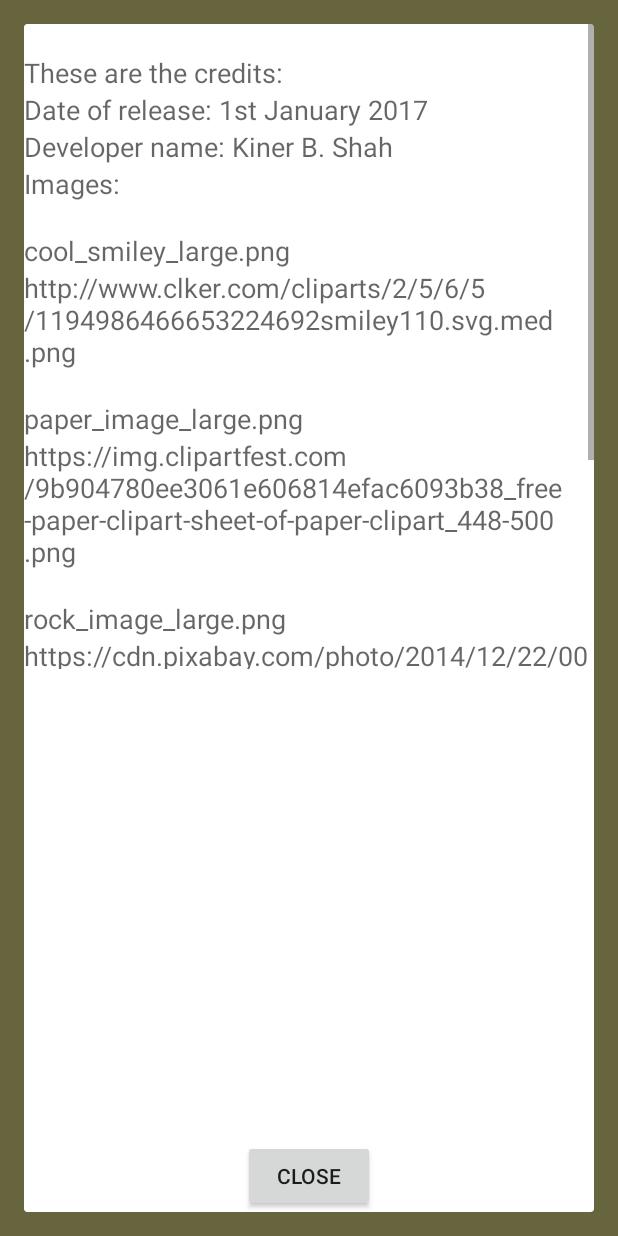
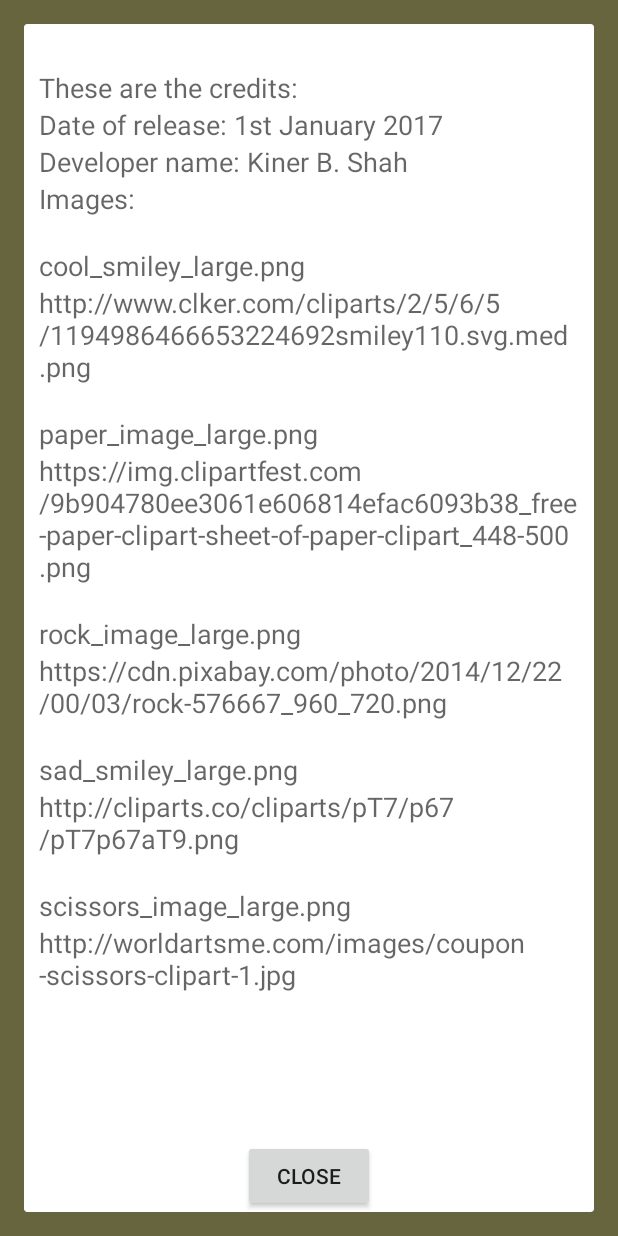
Before and after one commit to kiner-shah/RockPaperScissors, an Android app: the screen it shows after launch (MainActivity), after a tap on "CREDITS", on a phone screen of 412 x 824 dp. Run offline under Robolectric (Android 15) with nearby library versions, the phone set to English and light mode, and no system bars.

Commit message:
Fix UI layout, notify permissions, dependencies upgrade

```diff
--- a/app/build.gradle
+++ b/app/build.gradle
@@ -1,11 +1,11 @@
 apply plugin: 'com.android.application'
 
 android {
-    compileSdkVersion 28
+    compileSdkVersion 33
 
     defaultConfig {
         applicationId "com.example.user.rockpaperscissors"
-        minSdkVersion 26
+        minSdkVersion 24
         targetSdkVersion 33
         versionCode 1
         versionName "1.0"
@@ -20,8 +20,7 @@ android {
 }
 
 dependencies {
-//    compile fileTree(dir: 'libs', include: ['*.jar'])
     implementation 'com.android.support:multidex:1.0.3'
-    implementation 'com.android.support:appcompat-v7:28.0.0'
-    implementation 'com.google.android.gms:play-services:9.2.1'
+    implementation 'androidx.appcompat:appcompat:1.6.1'
+    implementation 'com.google.android.gms:play-services:12.0.1'
 }
--- a/app/src/main/AndroidManifest.xml
+++ b/app/src/main/AndroidManifest.xml
@@ -2,6 +2,7 @@
 <manifest xmlns:android="http://schemas.android.com/apk/res/android"
     package="com.example.user.rockpaperscissors">
 
+    <uses-permission android:name="android.permission.POST_NOTIFICATIONS" />
     <application
         android:allowBackup="true"
         android:icon="@mipmap/game_logo_large"
--- a/app/src/main/res/layout/activity_stats.xml
+++ b/app/src/main/res/layout/activity_stats.xml
@@ -1,6 +1,8 @@
 <?xml version="1.0" encoding="utf-8"?>
 <RelativeLayout xmlns:android="http://schemas.android.com/apk/res/android"
-    android:layout_width="match_parent" android:layout_height="match_parent">
+    android:layout_width="match_parent"
+    android:layout_height="match_parent"
+    android:padding="5dp">
 
     <TextView
         android:layout_width="wrap_content"
--- a/app/src/main/res/layout/credits.xml
+++ b/app/src/main/res/layout/credits.xml
@@ -5,142 +5,155 @@
     android:layout_width="match_parent"
     android:layout_height="match_parent">
     <ScrollView
-    android:layout_width="wrap_content"
-    android:layout_height="430dp" android:id="@+id/scrollView1">
+        android:id="@+id/scrollView1"
+        android:layout_width="wrap_content"
+        android:layout_height="wrap_content"
+        android:layout_above="@+id/credits_close"
+        android:layout_alignParentTop="true">
+
         <RelativeLayout
             android:layout_width="wrap_content"
-            android:layout_height="wrap_content">
+            android:layout_height="wrap_content"
+            android:padding="10dp">
+
             <TextView
                 android:id="@+id/textview_for_credits"
                 android:layout_width="wrap_content"
                 android:layout_height="wrap_content"
-                android:textAppearance="?android:attr/textAppearanceMedium"
+                android:layout_marginTop="20dp"
                 android:text="These are the credits:"
-                android:layout_marginTop="20dp" />
+                android:textAppearance="?android:attr/textAppearanceMedium" />
+
             <TextView
                 android:id="@+id/credits_dateline"
                 android:layout_width="wrap_content"
                 android:layout_height="wrap_content"
-                android:textAppearance="?android:attr/textAppearanceMedium"
+                android:layout_below="@id/textview_for_credits"
                 android:text="Date of release: 1st January 2017"
-                android:layout_below="@id/textview_for_credits"/>
+                android:textAppearance="?android:attr/textAppearanceMedium" />
+
             <TextView
                 android:id="@+id/developer_name"
                 android:layout_width="wrap_content"
                 android:layout_height="wrap_content"
-                android:textAppearance="?android:attr/textAppearanceMedium"
+                android:layout_below="@id/credits_dateline"
                 android:text="Developer name: Kiner B. Shah"
-                android:layout_below="@id/credits_dateline"/>
+                android:textAppearance="?android:attr/textAppearanceMedium" />
 
             <TextView
+                android:id="@+id/textView2"
                 android:layout_width="wrap_content"
                 android:layout_height="wrap_content"
-                android:textAppearance="?android:attr/textAppearanceMedium"
+                android:layout_below="@+id/developer_name"
+                android:layout_alignParentStart="true"
+                android:layout_alignParentLeft="true"
                 android:text="Images:"
-                android:id="@+id/textView2"
-                android:layout_below="@+id/developer_name"
-                android:layout_alignParentLeft="true"
-                android:layout_alignParentStart="true" />
+                android:textAppearance="?android:attr/textAppearanceMedium" />
 
             <TextView
+                android:id="@+id/textView7"
                 android:layout_width="wrap_content"
                 android:layout_height="wrap_content"
-                android:textAppearance="?android:attr/textAppearanceMedium"
+                android:layout_below="@+id/textView2"
+                android:layout_alignParentStart="true"
+                android:layout_alignParentLeft="true"
+                android:layout_marginTop="20dp"
                 android:text="cool_smiley_large.png"
-                android:id="@+id/textView7"
-                android:layout_below="@+id/textView2"
-                android:layout_alignParentLeft="true"
-                android:layout_alignParentStart="true"
-                android:layout_marginTop="20dp" />
+                android:textAppearance="?android:attr/textAppearanceMedium" />
 
             <TextView
+                android:id="@+id/textView8"
                 android:layout_width="wrap_content"
                 android:layout_height="wrap_content"
-                android:textAppearance="?android:attr/textAppearanceMedium"
+                android:layout_below="@+id/textView7"
+                android:layout_alignParentEnd="true"
+                android:layout_alignParentRight="true"
                 android:text="http://www.clker.com/cliparts/2/5/6/5/1194986466653224692smiley110.svg.med.png"
-                android:id="@+id/textView8"
-                android:layout_below="@+id/textView7"
-                android:layout_alignParentRight="true"
-                android:layout_alignParentEnd="true" />
+                android:textAppearance="?android:attr/textAppearanceMedium" />
 
             <TextView
+                android:id="@+id/textView9"
                 android:layout_width="wrap_content"
                 android:layout_height="wrap_content"
-                android:textAppearance="?android:attr/textAppearanceMedium"
+                android:layout_below="@+id/textView8"
+                android:layout_alignParentStart="true"
+                android:layout_alignParentLeft="true"
+                android:layout_marginTop="20dp"
                 android:text="paper_image_large.png"
-                android:id="@+id/textView9"
-                android:layout_below="@+id/textView8"
-                android:layout_alignParentLeft="true"
-                android:layout_alignParentStart="true"
-                android:layout_marginTop="20dp" />
+                android:textAppearance="?android:attr/textAppearanceMedium" />
 
             <TextView
+                android:id="@+id/textView10"
                 android:layout_width="wrap_content"
                 android:layout_height="wrap_content"
-                android:textAppearance="?android:attr/textAppearanceMedium"
+                android:layout_below="@+id/textView9"
+                android:layout_alignParentStart="true"
+                android:layout_alignParentLeft="true"
                 android:text="https://img.clipartfest.com/9b904780ee3061e606814efac6093b38_free-paper-clipart-sheet-of-paper-clipart_448-500.png"
-                android:id="@+id/textView10"
-                android:layout_below="@+id/textView9"
-                android:layout_alignParentLeft="true"
-                android:layout_alignParentStart="true" />
+                android:textAppearance="?android:attr/textAppearanceMedium" />
+
             <TextView
+                android:id="@+id/textView11"
                 android:layout_width="wrap_content"
                 android:layout_height="wrap_content"
-                android:textAppearance="?android:attr/textAppearanceMedium"
+                android:layout_below="@+id/textView10"
+                android:layout_alignParentStart="true"
+                android:layout_alignParentLeft="true"
+                android:layout_marginTop="20dp"
                 android:text="rock_image_large.png"
-                android:id="@+id/textView11"
-                android:layout_below="@+id/textView10"
-                android:layout_alignParentLeft="true"
-                android:layout_alignParentStart="true"
-                android:layout_marginTop="20dp"/>
+                android:textAppearance="?android:attr/textAppearanceMedium" />
 
             <TextView
+                android:id="@+id/textView12"
                 android:layout_width="wrap_content"
                 android:layout_height="wrap_content"
-                android:textAppearance="?android:attr/textAppearanceMedium"
+                android:layout_below="@+id/textView11"
+                android:layout_alignParentStart="true"
+                android:layout_alignParentLeft="true"
                 android:text="https://cdn.pixabay.com/photo/2014/12/22/00/03/rock-576667_960_720.png"
-                android:id="@+id/textView12"
-                android:layout_below="@+id/textView11"
-                android:layout_alignParentLeft="true"
-                android:layout_alignParentStart="true" />
+                android:textAppearance="?android:attr/textAppearanceMedium" />
+
             <TextView
+                android:id="@+id/textView13"
                 android:layout_width="wrap_content"
                 android:layout_height="wrap_content"
-                android:textAppearance="?android:attr/textAppearanceMedium"
+                android:layout_below="@+id/textView12"
+                android:layout_alignParentStart="true"
+                android:layout_alignParentLeft="true"
+                android:layout_marginTop="20dp"
                 android:text="sad_smiley_large.png"
-                android:id="@+id/textView13"
-                android:layout_below="@+id/textView12"
-                android:layout_alignParentLeft="true"
-                android:layout_alignParentStart="true"
-                android:layout_marginTop="20dp" />
+                android:textAppearance="?android:attr/textAppearanceMedium" />
+
             <TextView
+                android:id="@+id/textView14"
                 android:layout_width="wrap_content"
                 android:layout_height="wrap_content"
-                android:textAppearance="?android:attr/textAppearanceMedium"
+                android:layout_below="@+id/textView13"
+                android:layout_alignParentStart="true"
+                android:layout_alignParentLeft="true"
                 android:text="http://cliparts.co/cliparts/pT7/p67/pT7p67aT9.png"
-                android:id="@+id/textView14"
-                android:layout_below="@+id/textView13"
-                android:layout_alignParentLeft="true"
-                android:layout_alignParentStart="true" />
+                android:textAppearance="?android:attr/textAppearanceMedium" />
+
             <TextView
+                android:id="@+id/textView15"
                 android:layout_width="wrap_content"
                 android:layout_height="wrap_content"
-                android:textAppearance="?android:attr/textAppearanceMedium"
+                android:layout_below="@+id/textView14"
+                android:layout_alignParentStart="true"
+                android:layout_alignParentLeft="true"
+                android:layout_marginTop="20dp"
                 android:text="scissors_image_large.png"
-                android:id="@+id/textView15"
-                android:layout_below="@+id/textView14"
-                android:layout_alignParentLeft="true"
-                android:layout_alignParentStart="true"
-                android:layout_marginTop="20dp" />
+                android:textAppearance="?android:attr/textAppearanceMedium" />
+
             <TextView
+                android:id="@+id/textView16"
                 android:layout_width="wrap_content"
                 android:layout_height="wrap_content"
-                android:textAppearance="?android:attr/textAppearanceMedium"
+                android:layout_below="@+id/textView15"
+                android:layout_alignParentStart="true"
+                android:layout_alignParentLeft="true"
                 android:text="http://worldartsme.com/images/coupon-scissors-clipart-1.jpg"
-                android:id="@+id/textView16"
-                android:layout_below="@+id/textView15"
-                android:layout_alignParentLeft="true"
-                android:layout_alignParentStart="true" />
+                android:textAppearance="?android:attr/textAppearanceMedium" />
         </RelativeLayout>
     </ScrollView>
 
```
